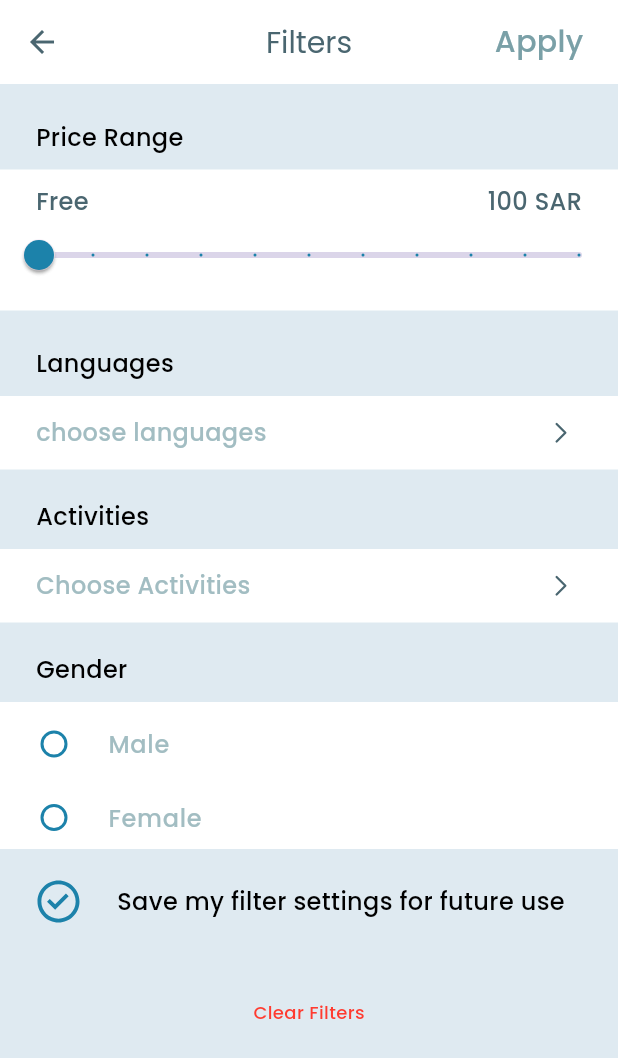
After one commit to ftoome545/TravelMate-project, a Flutter app: the screen it shows after launch, after a tap on the "filter list" icon, on a phone screen of 412 x 824 dp. The commit adds this screen. Shown: the top 1058 px of the screen. Run offline on Flutter 3.47's test engine with Material 3 defaults, Android fonts, the phone set to English and light mode, and no system bars; our stand-ins replace flutter_rating, flutter_svg.

Commit message:
finish the filter screen

```diff
--- /dev/null
+++ b/lib/widgets/filter_guide_gender.dart
@@ -0,0 +1,41 @@
+import 'package:flutter/material.dart';
+import 'package:travel_mate/utils/app_styles.dart';
+
+class FilterGuideGender extends StatefulWidget {
+  FilterGuideGender({
+    super.key,
+    required this.selectedGender,
+  });
+
+  String? selectedGender;
+
+  @override
+  State<FilterGuideGender> createState() => _FilterGuideGenderState();
+}
+
+class _FilterGuideGenderState extends State<FilterGuideGender> {
+  @override
+  Widget build(BuildContext context) {
+    return Column(
+      children: ['Male', 'Female'].map((gender) {
+        return Expanded(
+          child: RadioListTile(
+            fillColor: WidgetStateProperty.all(const Color(0xff1C82AA)),
+            title: Text(
+              gender,
+              style: AppStyles.styleMedium16
+                  .copyWith(color: const Color(0xffA2BDC2)),
+            ),
+            value: gender,
+            groupValue: widget.selectedGender,
+            onChanged: (value) {
+              setState(() {
+                widget.selectedGender = value!;
+              });
+            },
+          ),
+        );
+      }).toList(),
+    );
+  }
+}
--- a/lib/widgets/filter_icon.dart
+++ b/lib/widgets/filter_icon.dart
@@ -1,6 +1,7 @@
 import 'package:flutter/material.dart';
-import 'package:flutter_svg/svg.dart';
-import 'package:travel_mate/utils/app_images.dart';
+import 'package:travel_mate/widgets/filter_screen.dart';
+// import 'package:flutter_svg/svg.dart';
+// import 'package:travel_mate/utils/app_images.dart';
 
 class FilterIcon extends StatelessWidget {
   const FilterIcon({
@@ -15,11 +16,19 @@ class FilterIcon extends StatelessWidget {
             shape: BoxShape.circle, color: Color(0xff4A6670)),
         child: GestureDetector(
             onTap: () {
-              print('Filter icon tapped');
+              Navigator.push(
+                  context,
+                  MaterialPageRoute(
+                      builder: (context) => const FilterScreen()));
             },
-            child: Padding(
-              padding: const EdgeInsets.symmetric(horizontal: 14, vertical: 14),
-              child: SvgPicture.asset(Assets.imagesOptionsIcon),
+            child: const Padding(
+              padding: EdgeInsets.symmetric(horizontal: 14, vertical: 14),
+              // child: SvgPicture.asset(Assets.imagesOptionsIcon),
+              child: Icon(
+                Icons.filter_list,
+                size: 28,
+                color: Color(0xffFFFFFF),
+              ),
             )));
   }
 }
--- /dev/null
+++ b/lib/widgets/filter_screen.dart
@@ -0,0 +1,146 @@
+import 'package:flutter/material.dart';
+import 'package:flutter_svg/svg.dart';
+import 'package:travel_mate/utils/app_images.dart';
+import 'package:travel_mate/utils/app_styles.dart';
+import 'package:travel_mate/widgets/filter_guide_gender.dart';
+import 'package:travel_mate/widgets/languages_and_activites_choose.dart';
+import 'package:travel_mate/widgets/price_range_slider.dart';
+import 'package:travel_mate/widgets/white_container_filter_page.dart';
+
+class FilterScreen extends StatefulWidget {
+  const FilterScreen({super.key});
+
+  @override
+  State<FilterScreen> createState() => _FilterScreenState();
+}
+
+class _FilterScreenState extends State<FilterScreen> {
+  RangeValues _currentRangeValues = const RangeValues(0, 0);
+  String? selectedGender;
+  @override
+  Widget build(BuildContext context) {
+    return Scaffold(
+      backgroundColor: const Color(0xffDFEAF1),
+      appBar: AppBar(
+        backgroundColor: Colors.white,
+        centerTitle: true,
+        title: const Text(
+          'Filters',
+          style: AppStyles.styleRegular20,
+        ),
+        iconTheme: const IconThemeData(color: Color(0xff4A6670)),
+        actions: [
+          GestureDetector(
+            onTap: () {
+              print('here is where you pass filter data to SearchDelegate ');
+            },
+            child: const Padding(
+              padding: EdgeInsets.only(right: 23),
+              child: Text(
+                'Apply',
+                style: AppStyles.styleSemiBold20,
+              ),
+            ),
+          ),
+        ],
+      ),
+      body: SingleChildScrollView(
+        child: Column(
+          crossAxisAlignment: CrossAxisAlignment.start,
+          children: [
+            const SizedBox(
+              height: 24,
+            ),
+            filterSubTitles('Price Range'),
+            const SizedBox(
+              height: 10,
+            ),
+            WhiteContainerFilterpage(
+              height: 94,
+              child: PriceRageSlider(
+                currentRangeValues: _currentRangeValues,
+              ),
+            ),
+            const SizedBox(
+              height: 24,
+            ),
+            filterSubTitles('Languages'),
+            const SizedBox(
+              height: 10,
+            ),
+            WhiteContainerFilterpage(
+                height: 49,
+                child: LanguagesAndActivitesChoose(
+                  title: 'choose languages',
+                  onTap: () {},
+                )),
+            const SizedBox(
+              height: 20,
+            ),
+            filterSubTitles('Activities'),
+            const SizedBox(
+              height: 10,
+            ),
+            WhiteContainerFilterpage(
+                height: 49,
+                child: LanguagesAndActivitesChoose(
+                  title: 'Choose Activities',
+                  onTap: () {},
+                )),
+            const SizedBox(
+              height: 20,
+            ),
+            filterSubTitles('Gender'),
+            const SizedBox(
+              height: 10,
+            ),
+            WhiteContainerFilterpage(
+              height: 98,
+              child: FilterGuideGender(
+                selectedGender: selectedGender,
+              ),
+            ),
+            const SizedBox(
+              height: 20,
+            ),
+            Padding(
+              padding: const EdgeInsets.symmetric(horizontal: 24),
+              child: Row(
+                children: [
+                  SvgPicture.asset(Assets.imagesCheckIcon),
+                  filterSubTitles('Save my filter settings for future use'),
+                ],
+              ),
+            ),
+            const SizedBox(
+              height: 50,
+            ),
+            GestureDetector(
+                onTap: () {},
+                child: const Center(
+                  child: Text(
+                    'Clear Filters',
+                    style: AppStyles.styleSemiBold12,
+                  ),
+                )),
+            const SizedBox(
+              height: 10,
+            ),
+          ],
+        ),
+      ),
+    );
+  }
+
+  Padding filterSubTitles(String filterSubTitle) {
+    return Padding(
+      padding: const EdgeInsets.only(left: 24),
+      child: Text(
+        filterSubTitle,
+        style: AppStyles.styleMedium16.copyWith(
+          color: Colors.black,
+        ),
+      ),
+    );
+  }
+}
--- a/lib/widgets/home_screen.dart
+++ b/lib/widgets/home_screen.dart
@@ -11,6 +11,7 @@ class HomeScreen extends StatelessWidget {
   @override
   Widget build(BuildContext context) {
     return Scaffold(
+        backgroundColor: const Color(0xffFFFFFF),
         appBar: AppBar(
           bottom: PreferredSize(
             preferredSize: const Size.fromHeight(50.0),
--- /dev/null
+++ b/lib/widgets/languages_and_activites_choose.dart
@@ -0,0 +1,35 @@
+import 'package:flutter/material.dart';
+import 'package:flutter_svg/svg.dart';
+import 'package:travel_mate/utils/app_images.dart';
+import 'package:travel_mate/utils/app_styles.dart';
+
+class LanguagesAndActivitesChoose extends StatelessWidget {
+  const LanguagesAndActivitesChoose({
+    super.key,
+    required this.title,
+    required this.onTap,
+  });
+
+  final String title;
+  final Function onTap;
+  @override
+  Widget build(BuildContext context) {
+    return Padding(
+      padding: const EdgeInsets.symmetric(horizontal: 24),
+      child: Row(
+        mainAxisAlignment: MainAxisAlignment.spaceBetween,
+        children: [
+          Text(
+            title,
+            style: AppStyles.styleMedium16.copyWith(
+              color: const Color(0xffA2BDC2),
+            ),
+          ),
+          GestureDetector(
+              onTap: onTap(),
+              child: SvgPicture.asset(Assets.imagesArrowRightIcon)),
+        ],
+      ),
+    );
+  }
+}
--- /dev/null
+++ b/lib/widgets/price_range_slider.dart
@@ -0,0 +1,58 @@
+import 'package:flutter/material.dart';
+import 'package:travel_mate/utils/app_styles.dart';
+
+// ignore: must_be_immutable
+class PriceRageSlider extends StatefulWidget {
+  PriceRageSlider({
+    super.key,
+    required this.currentRangeValues,
+  });
+
+  RangeValues currentRangeValues;
+
+  @override
+  State<PriceRageSlider> createState() => _PriceRageSliderState();
+}
+
+class _PriceRageSliderState extends State<PriceRageSlider> {
+  @override
+  Widget build(BuildContext context) {
+    return Column(
+      children: [
+        const SizedBox(height: 10),
+        const Padding(
+          padding: EdgeInsets.symmetric(horizontal: 24),
+          child: Row(
+            mainAxisAlignment: MainAxisAlignment.spaceBetween,
+            children: [
+              Text(
+                'Free',
+                style: AppStyles.styleMedium16,
+              ),
+              Text(
+                '100 SAR',
+                style: AppStyles.styleMedium16,
+              ),
+            ],
+          ),
+        ),
+        RangeSlider(
+          labels: RangeLabels(
+            widget.currentRangeValues.start.round().toString(),
+            widget.currentRangeValues.end.round().toString(),
+          ),
+          values: widget.currentRangeValues,
+          min: 0,
+          max: 100,
+          divisions: 10,
+          onChanged: (RangeValues values) {
+            setState(() {
+              widget.currentRangeValues = values;
+            });
+          },
+          activeColor: const Color(0xff1C82AA),
+        ),
+      ],
+    );
+  }
+}
--- /dev/null
+++ b/lib/widgets/white_container_filter_page.dart
@@ -0,0 +1,23 @@
+import 'package:flutter/material.dart';
+
+class WhiteContainerFilterpage extends StatelessWidget {
+  const WhiteContainerFilterpage({
+    super.key,
+    required this.child,
+    required this.height,
+  });
+
+  final Widget child;
+  final double height;
+
+  @override
+  Widget build(BuildContext context) {
+    return Container(
+      height: height,
+      decoration: const BoxDecoration(
+        color: Color(0xffFFFFFF),
+      ),
+      child: child,
+    );
+  }
+}
```
